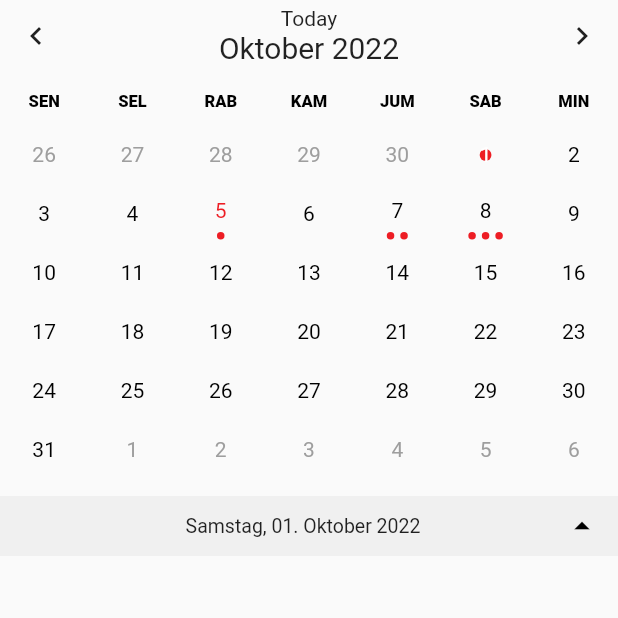
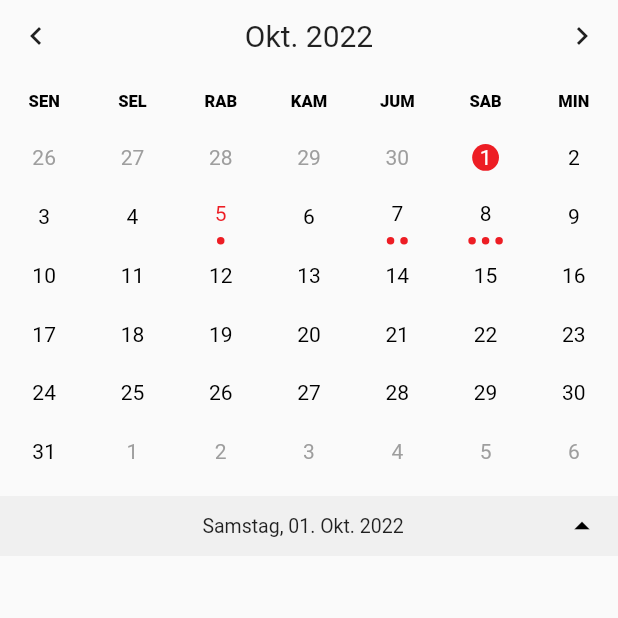
Before and after one commit to flitzcore/widget_b201, a Flutter app: the screen it shows after launch, after a tap on the "chevron left" icon, after a tap on the "chevron right" icon, on a phone screen of 412 x 824 dp, the top half of it. Run offline on Flutter 3.47's test engine with Material 2 defaults, Android fonts, the light colour scheme and no system bars.

Commit message:
before edit

```diff
--- a/lib/Callendar.dart
+++ b/lib/Callendar.dart
@@ -106,9 +106,10 @@ class _CalendarScreenState extends State<CalendarScreen> {
           selectedColor: redPrimary,
           todayColor: redPrimary,
           eventColor: redPrimary,
+          hideTodayIcon: true,
           locale: 'de_DE',
           isExpanded: true,
-          expandableDateFormat: 'EEEE, dd. MMMM yyyy',
+          expandableDateFormat: 'EEEE, dd. MMM yyyy',
           dayOfWeekStyle: TextStyle(
               color: Colors.black, fontWeight: FontWeight.w800, fontSize: 11),
         ),
--- a/lib/calendar_tile.dart
+++ b/lib/calendar_tile.dart
@@ -91,6 +91,7 @@ class CalendarTile extends StatelessWidget {
                 // Date display
 
                 Container(
+                  padding: const EdgeInsets.all(5),
                   // If this tile is the selected date, draw a colored circle on it. The circle is filled with
                   // the color passed with the selectedColor parameter or red color.
                   decoration: isSelected && date != null
--- a/lib/date_utils.dart
+++ b/lib/date_utils.dart
@@ -1,7 +1,7 @@
 import 'package:intl/intl.dart';
 
 class Utils {
-  static final DateFormat _monthFormat = DateFormat('MMMM yyyy');
+  static final DateFormat _monthFormat = DateFormat('MMM yyyy');
   static final DateFormat _dayFormat = DateFormat('dd');
   static final DateFormat _firstDayFormat = DateFormat('MMM dd');
   static final DateFormat _fullDayFormat = DateFormat('EEE MMM dd, yyyy');
--- a/lib/flutter_clean_calendar.dart
+++ b/lib/flutter_clean_calendar.dart
@@ -86,6 +86,7 @@ class Calendar extends StatefulWidget {
   final DateTime? initialDate;
   final bool isExpanded;
   final List<String> weekDays;
+  final List<String> monthName;
   final String? locale;
   final bool startOnMonday;
   final bool hideBottomBar;
@@ -116,13 +117,27 @@ class Calendar extends StatefulWidget {
     this.initialDate,
     this.isExpanded = false,
     this.weekDays = const ['Sun', 'Mon', 'Tue', 'Wed', 'Thu', 'Fri', 'Sat'],
+    this.monthName = const [
+      'JAN',
+      'FEB',
+      'MAR',
+      'APR',
+      'MEI',
+      'JUN',
+      'JUL',
+      'AGS',
+      'SEP',
+      'OKT',
+      'NOV',
+      'DES'
+    ],
     this.locale = 'en_US',
     this.startOnMonday = false,
     this.dayOfWeekStyle,
     this.bottomBarTextStyle,
     this.bottomBarArrowColor,
     this.bottomBarColor,
-    this.expandableDateFormat = 'EEEE MMMM dd, yyyy',
+    this.expandableDateFormat = 'EEEE MMM dd, yyyy',
   });
 
   @override
@@ -150,9 +165,8 @@ class _CalendarState extends State<Calendar> {
         .toList();
     initializeDateFormatting(widget.locale, null).then((_) => setState(() {
           var monthFormat =
-              DateFormat('MMMM yyyy', widget.locale).format(_selectedDate);
-          displayMonth =
-              '${monthFormat[0].toUpperCase()}${monthFormat.substring(1)}';
+              DateFormat('yyyy', widget.locale).format(_selectedDate);
+          displayMonth = '${monthFormat.toUpperCase()}';
         }));
     _selectedEvents = widget.events?[DateTime(
             _selectedDate.year, _selectedDate.month, _selectedDate.day)] ??
@@ -491,7 +505,7 @@ class _CalendarState extends State<Calendar> {
               .toList();
       selectedMonthsDays = _daysInMonth(_selectedDate);
       var monthFormat =
-          DateFormat('MMMM yyyy', widget.locale).format(_selectedDate);
+          DateFormat('MMM yyyy', widget.locale).format(_selectedDate);
       displayMonth =
           '${monthFormat[0].toUpperCase()}${monthFormat.substring(1)}';
       _selectedEvents = widget.events?[DateTime(
@@ -510,7 +524,7 @@ class _CalendarState extends State<Calendar> {
       updateSelectedRange(firstDateOfNewMonth, lastDateOfNewMonth);
       selectedMonthsDays = _daysInMonth(_selectedDate);
       var monthFormat =
-          DateFormat('MMMM yyyy', widget.locale).format(_selectedDate);
+          DateFormat('MMM yyyy', widget.locale).format(_selectedDate);
       displayMonth =
           '${monthFormat[0].toUpperCase()}${monthFormat.substring(1)}';
       _selectedEvents = widget.events?[DateTime(
@@ -528,7 +542,7 @@ class _CalendarState extends State<Calendar> {
       updateSelectedRange(firstDateOfNewMonth, lastDateOfNewMonth);
       selectedMonthsDays = _daysInMonth(_selectedDate);
       var monthFormat =
-          DateFormat('MMMM yyyy', widget.locale).format(_selectedDate);
+          DateFormat('MMM yyyy', widget.locale).format(_selectedDate);
       displayMonth =
           '${monthFormat[0].toUpperCase()}${monthFormat.substring(1)}';
       _selectedEvents = widget.events?[DateTime(
@@ -548,7 +562,7 @@ class _CalendarState extends State<Calendar> {
           Utils.daysInRange(firstDayOfCurrentWeek, lastDayOfCurrentWeek)
               .toList();
       var monthFormat =
-          DateFormat('MMMM yyyy', widget.locale).format(_selectedDate);
+          DateFormat('MMM yyyy', widget.locale).format(_selectedDate);
       displayMonth =
           '${monthFormat[0].toUpperCase()}${monthFormat.substring(1)}';
       _selectedEvents = widget.events?[DateTime(
@@ -568,7 +582,7 @@ class _CalendarState extends State<Calendar> {
           Utils.daysInRange(firstDayOfCurrentWeek, lastDayOfCurrentWeek)
               .toList();
       var monthFormat =
-          DateFormat('MMMM yyyy', widget.locale).format(_selectedDate);
+          DateFormat('MMM yyyy', widget.locale).format(_selectedDate);
       displayMonth =
           '${monthFormat[0].toUpperCase()}${monthFormat.substring(1)}';
       _selectedEvents = widget.events?[DateTime(
```
